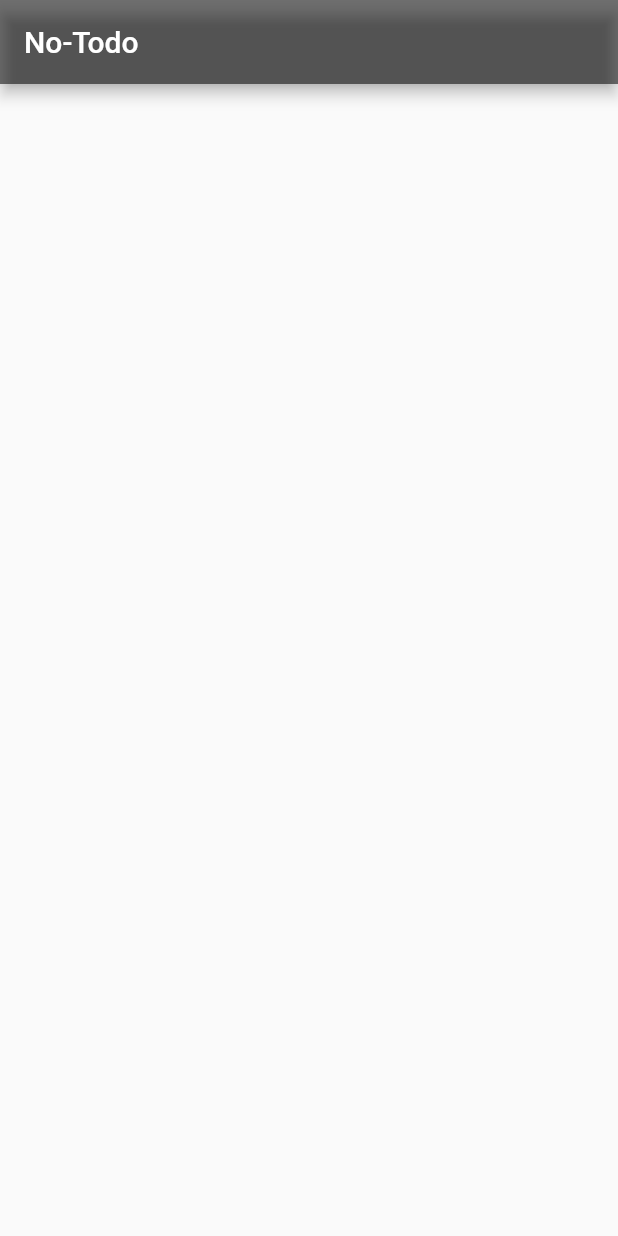
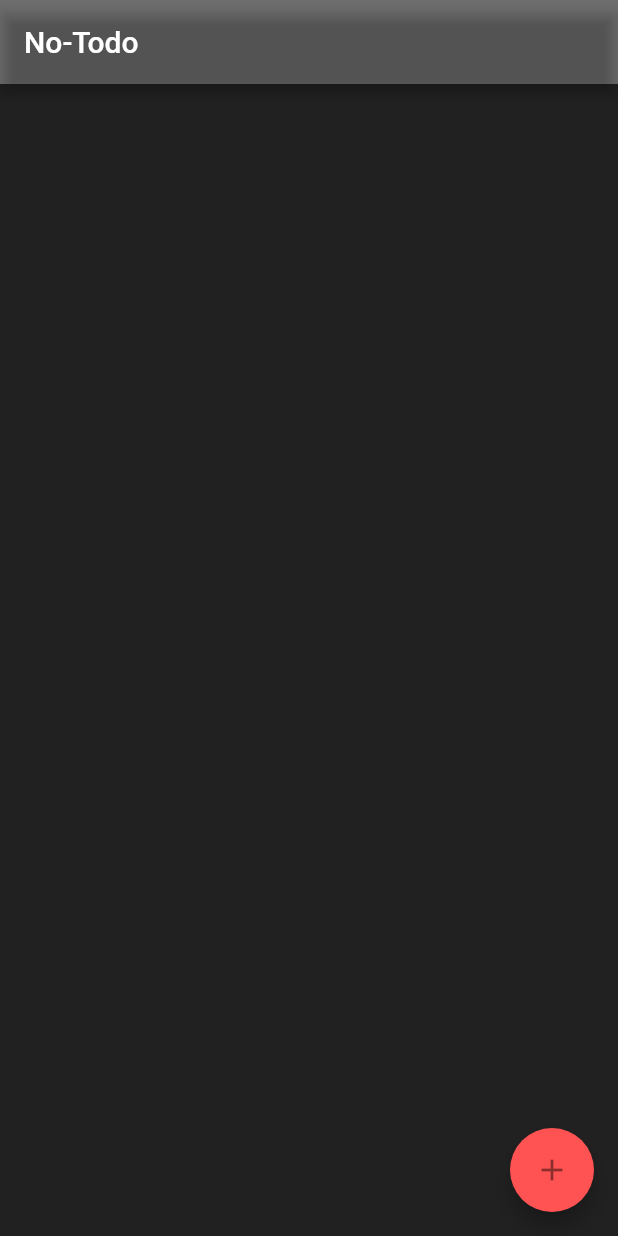
Before and after one commit to lrdgz/No-Todo-App, a Flutter app: the screen it shows after launch, on a phone screen of 412 x 824 dp. Run offline on Flutter 3.47's test engine with Material 2 defaults, Android fonts, the phone set to English and light mode, and no system bars.

```diff
--- a/lib/ui/notodo_screen.dart
+++ b/lib/ui/notodo_screen.dart
@@ -8,6 +8,22 @@ class NoTodoScreen extends StatefulWidget {
 class _NoTodoScreenState extends State<NoTodoScreen> {
   @override
   Widget build(BuildContext context) {
-    return Container();
+    return new Scaffold(
+      backgroundColor: Colors.black87,
+      body: Column(),
+
+      floatingActionButton: new FloatingActionButton(
+          tooltip: "Add Item",
+          backgroundColor: Colors.redAccent,
+          child: new ListTile(
+            title: new Icon(Icons.add)
+          ),
+          onPressed: _showFormDialog
+      ),
+    );
+  }
+
+  void _showFormDialog(){
+
   }
 }
```
Also changed, not shown: lib/models/no_todo_item.dart (added, +8 -0 lines).
